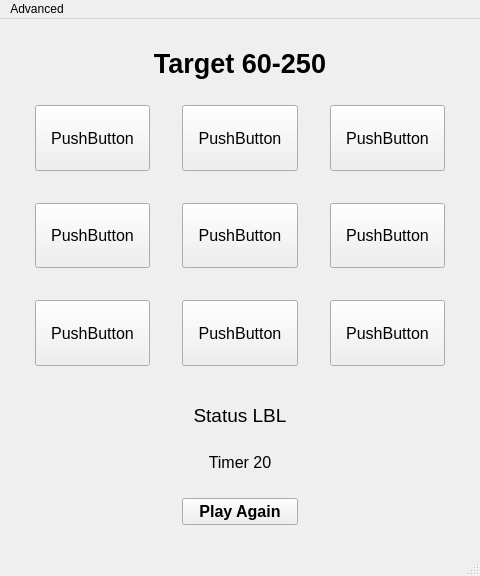
Above: advancedwindow.ui from Pubzzz/TargetSumQtApplication before the change. Below: the same form after it.
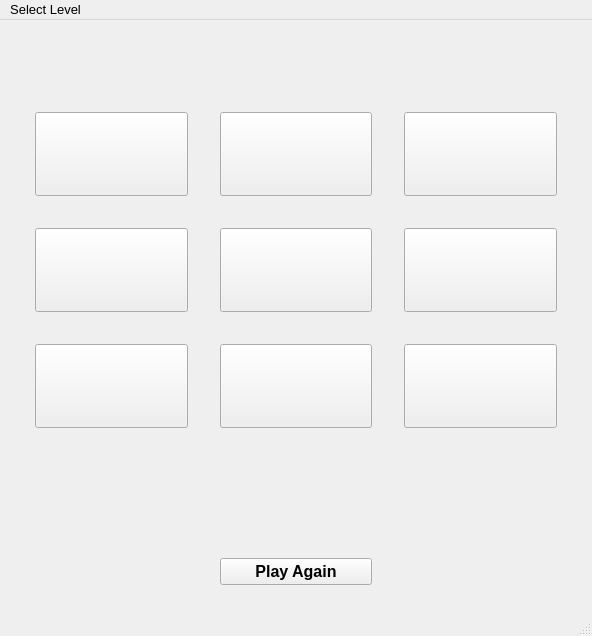
That is the form after the change. Icons and pictures are not drawn.

Commit message: Partially functional advancedWindow

```diff
--- a/advancedwindow.ui
+++ b/advancedwindow.ui
@@ -6,10 +6,15 @@
    <rect>
     <x>0</x>
     <y>0</y>
-    <width>480</width>
-    <height>576</height>
+    <width>592</width>
+    <height>636</height>
    </rect>
   </property>
+  <property name="font">
+   <font>
+    <pointsize>10</pointsize>
+   </font>
+  </property>
   <property name="windowTitle">
    <string>MainWindow</string>
   </property>
@@ -51,11 +56,11 @@
       </property>
       <property name="font">
        <font>
-        <pointsize>12</pointsize>
+        <pointsize>16</pointsize>
        </font>
       </property>
       <property name="text">
-       <string>PushButton</string>
+       <string/>
       </property>
      </widget>
     </item>
@@ -95,11 +100,11 @@
       </property>
       <property name="font">
        <font>
-        <pointsize>12</pointsize>
+        <pointsize>16</pointsize>
        </font>
       </property>
       <property name="text">
-       <string>PushButton</string>
+       <string/>
       </property>
      </widget>
     </item>
@@ -113,11 +118,11 @@
       </property>
       <property name="font">
        <font>
-        <pointsize>12</pointsize>
+        <pointsize>16</pointsize>
        </font>
       </property>
       <property name="text">
-       <string>PushButton</string>
+       <string/>
       </property>
      </widget>
     </item>
@@ -131,11 +136,11 @@
       </property>
       <property name="font">
        <font>
-        <pointsize>12</pointsize>
+        <pointsize>16</pointsize>
        </font>
       </property>
       <property name="text">
-       <string>PushButton</string>
+       <string/>
       </property>
      </widget>
     </item>
@@ -254,11 +259,11 @@
       </property>
       <property name="font">
        <font>
-        <pointsize>12</pointsize>
+        <pointsize>16</pointsize>
        </font>
       </property>
       <property name="text">
-       <string>PushButton</string>
+       <string/>
       </property>
      </widget>
     </item>
@@ -272,7 +277,7 @@
          </font>
         </property>
         <property name="text">
-         <string>Status LBL</string>
+         <string/>
         </property>
         <property name="alignment">
          <set>Qt::AlignCenter</set>
@@ -300,7 +305,7 @@
          </font>
         </property>
         <property name="text">
-         <string>Timer 20</string>
+         <string/>
         </property>
         <property name="alignment">
          <set>Qt::AlignCenter</set>
@@ -345,11 +350,11 @@
       </property>
       <property name="font">
        <font>
-        <pointsize>12</pointsize>
+        <pointsize>16</pointsize>
        </font>
       </property>
       <property name="text">
-       <string>PushButton</string>
+       <string/>
       </property>
      </widget>
     </item>
@@ -363,11 +368,11 @@
       </property>
       <property name="font">
        <font>
-        <pointsize>12</pointsize>
+        <pointsize>16</pointsize>
        </font>
       </property>
       <property name="text">
-       <string>PushButton</string>
+       <string/>
       </property>
      </widget>
     </item>
@@ -403,13 +408,13 @@
        <widget class="QLabel" name="label">
         <property name="font">
          <font>
-          <pointsize>20</pointsize>
+          <pointsize>24</pointsize>
           <weight>75</weight>
           <bold>true</bold>
          </font>
         </property>
         <property name="text">
-         <string>Target 60-250</string>
+         <string/>
         </property>
         <property name="alignment">
          <set>Qt::AlignCenter</set>
@@ -467,11 +472,11 @@
       </property>
       <property name="font">
        <font>
-        <pointsize>12</pointsize>
+        <pointsize>16</pointsize>
        </font>
       </property>
       <property name="text">
-       <string>PushButton</string>
+       <string/>
       </property>
      </widget>
     </item>
@@ -498,11 +503,11 @@
       </property>
       <property name="font">
        <font>
-        <pointsize>12</pointsize>
+        <pointsize>16</pointsize>
        </font>
       </property>
       <property name="text">
-       <string>PushButton</string>
+       <string/>
       </property>
      </widget>
     </item>
@@ -539,13 +544,13 @@
     <rect>
      <x>0</x>
      <y>0</y>
-     <width>480</width>
-     <height>25</height>
+     <width>592</width>
+     <height>28</height>
     </rect>
    </property>
    <widget class="QMenu" name="menuAdvanced">
     <property name="title">
-     <string>Advanced</string>
+     <string>Select Level</string>
     </property>
    </widget>
    <addaction name="menuAdvanced"/>
```
Left out of the diff: 36 changed lines with no effect on the pictures. The commit also changes 5 other files.
